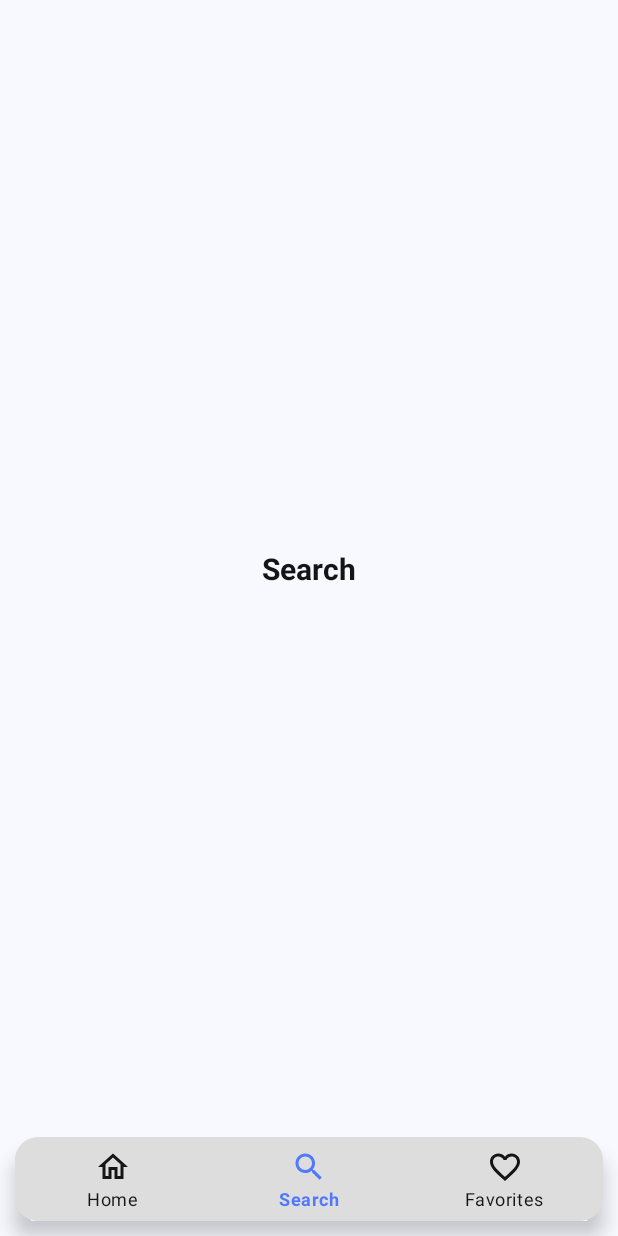
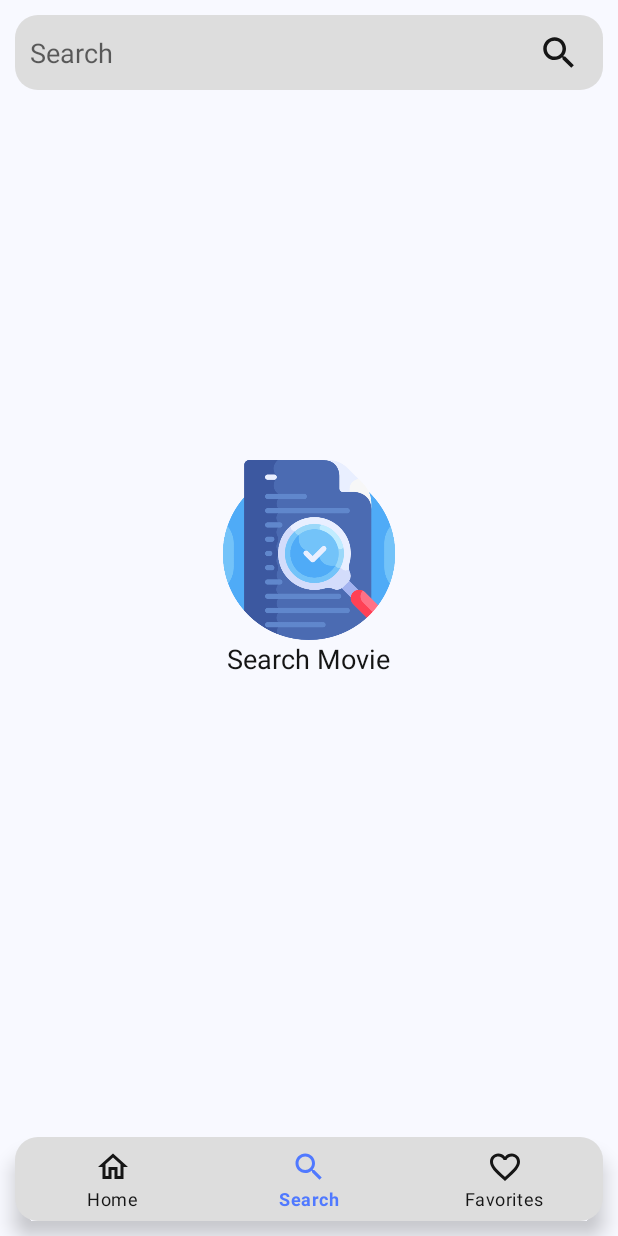
Before and after one commit to Daniel0110000/Movie-App, an Android app: the Search screen opened through its navigation route, on a phone screen of 412 x 824 dp. Run offline under Robolectric (Android 15) with nearby library versions, the light colour scheme and no system bars; our stand-ins replace Dagger/Hilt's generated code, Picasso, data binding, navigation-ui; pictures from the network do not load; 1 statement that could not run was skipped.

Commit message:
Creating the search window

```diff
--- a/app/build.gradle
+++ b/app/build.gradle
@@ -20,6 +20,10 @@ android {
     }
 
     viewBinding{
+        enabled = true
+    }
+
+    dataBinding{
         enabled = true
     }
 
--- a/app/src/main/java/com/example/movieapp/constants/ApplicationConstants.kt
+++ b/app/src/main/java/com/example/movieapp/constants/ApplicationConstants.kt
@@ -4,6 +4,7 @@ object ApplicationConstants {
 
     const val BASE_URL: String = "https://www.episodate.com/api/"
     const val ALL_URL: String = "most-popular"
+    const val SEARCH_URL: String = "search"
     const val TOTAL_PAGES: Int = 1134
 
 }
--- a/app/src/main/java/com/example/movieapp/data/network/ApiService.kt
+++ b/app/src/main/java/com/example/movieapp/data/network/ApiService.kt
@@ -1,6 +1,7 @@
 package com.example.movieapp.data.network
 
 import com.example.movieapp.constants.ApplicationConstants.ALL_URL
+import com.example.movieapp.constants.ApplicationConstants.SEARCH_URL
 import com.example.movieapp.data.models.MovieResponse
 import retrofit2.Response
 import retrofit2.http.GET
@@ -11,4 +12,7 @@ interface ApiService {
     @GET(ALL_URL)
     suspend fun getAllMovies(@Query("page") page: Int): Response<MovieResponse>
 
+    @GET(SEARCH_URL)
+    suspend fun searchMovie(@Query("q") q: String): Response<MovieResponse>
+
 }
--- a/app/src/main/java/com/example/movieapp/repository/MovieRepository.kt
+++ b/app/src/main/java/com/example/movieapp/repository/HomeRepository.kt
@@ -4,7 +4,7 @@ import com.example.movieapp.data.models.MovieResponse
 import com.example.movieapp.data.network.ApiService
 import javax.inject.Inject
 
-class MovieRepository
+class HomeRepository
     @Inject
     constructor(
         private val apiService: ApiService
--- /dev/null
+++ b/app/src/main/java/com/example/movieapp/repository/SearchRepository.kt
@@ -0,0 +1,18 @@
+package com.example.movieapp.repository
+
+import com.example.movieapp.data.models.MovieResponse
+import com.example.movieapp.data.network.ApiService
+import javax.inject.Inject
+
+class SearchRepository
+    @Inject
+    constructor(
+        private val apiService: ApiService
+    ){
+
+    suspend fun searchMovie(q: String): MovieResponse?{
+        val call = apiService.searchMovie(q)
+        return if(call.isSuccessful) call.body() else null
+    }
+
+}
--- a/app/src/main/java/com/example/movieapp/ui/Home.kt
+++ b/app/src/main/java/com/example/movieapp/ui/Home.kt
@@ -12,7 +12,7 @@ import com.example.movieapp.adapter.RecyclerMoviesAdapter
 import com.example.movieapp.constants.ApplicationConstants.TOTAL_PAGES
 import com.example.movieapp.data.models.TvShow
 import com.example.movieapp.databinding.FragmentHomeBinding
-import com.example.movieapp.viewModel.MovieViewModel
+import com.example.movieapp.viewModel.HomeViewModel
 import dagger.hilt.android.AndroidEntryPoint
 
 @AndroidEntryPoint
@@ -21,7 +21,7 @@ class Home : Fragment() {
     private var _binding: FragmentHomeBinding? = null
     private val binding get() = _binding!!
 
-    private val viewModel: MovieViewModel by viewModels()
+    private val viewModel: HomeViewModel by viewModels()
 
     private var movieList: ArrayList<TvShow> = arrayListOf()
     private lateinit var moviesAdapter: RecyclerMoviesAdapter
--- a/app/src/main/java/com/example/movieapp/ui/Search.kt
+++ b/app/src/main/java/com/example/movieapp/ui/Search.kt
@@ -5,16 +5,62 @@ import androidx.fragment.app.Fragment
 import android.view.LayoutInflater
 import android.view.View
 import android.view.ViewGroup
+import androidx.fragment.app.viewModels
+import androidx.recyclerview.widget.LinearLayoutManager
 import com.example.movieapp.R
+import com.example.movieapp.adapter.RecyclerMoviesAdapter
+import com.example.movieapp.data.models.TvShow
+import com.example.movieapp.databinding.FragmentSearchBinding
+import com.example.movieapp.viewModel.SearchViewModel
+import dagger.hilt.android.AndroidEntryPoint
 
+@AndroidEntryPoint
 class Search : Fragment() {
+
+    private var _binding: FragmentSearchBinding? = null
+    private val binding get() = _binding!!
+
+    private val viewModel: SearchViewModel by viewModels()
+
+    private var moviesList: ArrayList<TvShow> = arrayListOf()
 
     override fun onCreateView(
         inflater: LayoutInflater, container: ViewGroup?,
         savedInstanceState: Bundle?
-    ): View? {
-        // Inflate the layout for this fragment
-        return inflater.inflate(R.layout.fragment_search, container, false)
+    ): View {
+
+        _binding = FragmentSearchBinding.inflate(inflater, container, false)
+
+        binding.search = viewModel
+
+        initRecyclerView()
+
+        return binding.root
+    }
+
+    private fun initRecyclerView(){
+        viewModel.searchResult.observe(viewLifecycleOwner){ movies ->
+            binding.recyclerSearch.hasFixedSize()
+            binding.recyclerSearch.layoutManager = LinearLayoutManager(context)
+            moviesList.clear()
+            if(movies != null){
+                if(movies.tv_shows.isNotEmpty()){
+                    binding.searchMovieLayout.visibility = View.GONE
+                    binding.recyclerSearch.visibility = View.VISIBLE
+                    binding.notFoundLayout.visibility = View.GONE
+                    moviesList.addAll(movies.tv_shows)
+                    binding.recyclerSearch.adapter = RecyclerMoviesAdapter(moviesList)
+                }else{
+                    binding.recyclerSearch.visibility = View.GONE
+                    binding.notFoundLayout.visibility = View.VISIBLE
+                    binding.searchMovieLayout.visibility = View.GONE
+                }
+            }else{
+                binding.searchMovieLayout.visibility = View.VISIBLE
+                binding.recyclerSearch.visibility = View.GONE
+                binding.notFoundLayout.visibility = View.GONE
+            }
+        }
     }
 
 }
--- a/app/src/main/java/com/example/movieapp/viewModel/MovieViewModel.kt
+++ b/app/src/main/java/com/example/movieapp/viewModel/HomeViewModel.kt
@@ -4,7 +4,7 @@ import androidx.lifecycle.MutableLiveData
 import androidx.lifecycle.ViewModel
 import androidx.lifecycle.viewModelScope
 import com.example.movieapp.data.models.MovieResponse
-import com.example.movieapp.repository.MovieRepository
+import com.example.movieapp.repository.HomeRepository
 import dagger.hilt.android.lifecycle.HiltViewModel
 import kotlinx.coroutines.Dispatchers
 import kotlinx.coroutines.launch
@@ -12,16 +12,16 @@ import kotlinx.coroutines.withContext
 import javax.inject.Inject
 
 @HiltViewModel
-class MovieViewModel
+class HomeViewModel
     @Inject
     constructor(
-        private val movieRepository: MovieRepository
+        private val homeRepository: HomeRepository
     ): ViewModel() {
 
     fun allMovies(page: Int): MutableLiveData<MovieResponse>{
         val movies = MutableLiveData<MovieResponse>()
         viewModelScope.launch(Dispatchers.IO) {
-            val data = movieRepository.getAllMovies(page)
+            val data = homeRepository.getAllMovies(page)
             withContext(Dispatchers.Main){
                 movies.value = data!!
             }
--- /dev/null
+++ b/app/src/main/java/com/example/movieapp/viewModel/SearchViewModel.kt
@@ -0,0 +1,44 @@
+package com.example.movieapp.viewModel
+
+import androidx.lifecycle.MutableLiveData
+import androidx.lifecycle.ViewModel
+import androidx.lifecycle.viewModelScope
+import com.example.movieapp.data.models.MovieResponse
+import com.example.movieapp.data.models.TvShow
+import com.example.movieapp.repository.SearchRepository
+import dagger.hilt.android.lifecycle.HiltViewModel
+import kotlinx.coroutines.Dispatchers
+import kotlinx.coroutines.launch
+import kotlinx.coroutines.withContext
+import javax.inject.Inject
+
+@HiltViewModel
+class SearchViewModel
+    @Inject
+    constructor(
+        private val searchRepository: SearchRepository
+    ): ViewModel() {
+
+    val movieName = MutableLiveData<String>()
+    val searchResult = MutableLiveData<MovieResponse?>()
+
+    init {
+        movieName.value = ""
+    }
+
+    fun searchMovie(){
+        viewModelScope.launch(Dispatchers.IO) {
+            if(movieName.value.toString().isNotEmpty()){
+                val data = searchRepository.searchMovie(movieName.value.toString())
+                withContext(Dispatchers.Main){
+                    searchResult.value = data!!
+                }
+            }else{
+                withContext(Dispatchers.Main){
+                    searchResult.value = null
+                }
+            }
+        }
+    }
+
+}
--- a/app/src/main/res/drawable/ic_search.xml
+++ b/app/src/main/res/drawable/ic_search.xml
@@ -1,4 +1,4 @@
-<vector android:height="24dp" android:tint="#FFFFFF"
+<vector android:height="24dp" android:tint="?attr/colorSecondaryVariant"
     android:viewportHeight="24" android:viewportWidth="24"
     android:width="24dp" xmlns:android="http://schemas.android.com/apk/res/android">
     <path android:fillColor="@android:color/white" android:pathData="M15.5,14h-0.79l-0.28,-0.27C15.41,12.59 16,11.11 16,9.5 16,5.91 13.09,3 9.5,3S3,5.91 3,9.5 5.91,16 9.5,16c1.61,0 3.09,-0.59 4.23,-1.57l0.27,0.28v0.79l5,4.99L20.49,19l-4.99,-5zM9.5,14C7.01,14 5,11.99 5,9.5S7.01,5 9.5,5 14,7.01 14,9.5 11.99,14 9.5,14z"/>
--- a/app/src/main/res/layout/activity_main.xml
+++ b/app/src/main/res/layout/activity_main.xml
@@ -24,7 +24,7 @@
         android:layout_height="wrap_content"
         android:layout_margin="10dp"
         android:minHeight="?attr/actionBarSize"
-        android:background="@drawable/bottom_navigation_background"
+        android:background="@drawable/background_elements"
         app:itemIconTint="@drawable/bottom_navigation_selector"
         app:itemTextColor="@drawable/bottom_navigation_selector"
         app:menu="@menu/bottom_navigation_menu"
--- a/app/src/main/res/layout/fragment_search.xml
+++ b/app/src/main/res/layout/fragment_search.xml
@@ -1,20 +1,110 @@
 <?xml version="1.0" encoding="utf-8"?>
-<androidx.constraintlayout.widget.ConstraintLayout xmlns:android="http://schemas.android.com/apk/res/android"
+<layout xmlns:android="http://schemas.android.com/apk/res/android"
     xmlns:tools="http://schemas.android.com/tools"
+    xmlns:app="http://schemas.android.com/apk/res-auto">
+
+    <data>
+        <variable
+            name="search"
+            type="com.example.movieapp.viewModel.SearchViewModel" />
+    </data>
+
+    <androidx.constraintlayout.widget.ConstraintLayout
         android:layout_width="match_parent"
         android:layout_height="match_parent"
-    xmlns:app="http://schemas.android.com/apk/res-auto"
         tools:context=".ui.Search">
+
+        <EditText
+            android:id="@+id/input_search"
+            android:layout_width="match_parent"
+            android:layout_height="50dp"
+            android:layout_margin="10dp"
+            android:hint="@string/search"
+            android:padding="10dp"
+            android:inputType="text"
+            android:text="@={search.movieName}"
+            android:background="@drawable/background_elements"
+            app:layout_constraintTop_toTopOf="parent"
+            app:layout_constraintStart_toStartOf="parent"
+            app:layout_constraintEnd_toEndOf="parent"
+            android:autofillHints="name" />
+
+        <ImageView
+            android:layout_width="28dp"
+            android:layout_height="28dp"
+            android:src="@drawable/ic_search"
+            android:layout_marginEnd="15dp"
+            android:clickable="true"
+            android:foreground="?attr/selectableItemBackground"
+            android:onClick="@{()->search.searchMovie()}"
+            app:layout_constraintTop_toTopOf="@id/input_search"
+            app:layout_constraintBottom_toBottomOf="@id/input_search"
+            app:layout_constraintEnd_toEndOf="@id/input_search"
+            android:contentDescription="@string/search_movie"
+            android:focusable="true" />
+
+        <androidx.recyclerview.widget.RecyclerView
+            android:id="@+id/recycler_search"
+            android:layout_width="0dp"
+            android:layout_height="0dp"
+            android:layout_marginTop="10dp"
+            android:visibility="gone"
+            app:layout_constraintTop_toBottomOf="@id/input_search"
+            app:layout_constraintBottom_toBottomOf="parent"
+            app:layout_constraintStart_toStartOf="parent"
+            app:layout_constraintEnd_toEndOf="parent" />
+
+        <LinearLayout
+            android:id="@+id/not_found_layout"
+            android:layout_width="wrap_content"
+            android:layout_height="wrap_content"
+            android:orientation="vertical"
+            android:gravity="center"
+            android:visibility="gone"
+            app:layout_constraintTop_toTopOf="parent"
+            app:layout_constraintBottom_toBottomOf="parent"
+            app:layout_constraintStart_toStartOf="parent"
+            app:layout_constraintEnd_toEndOf="parent">
+
+            <ImageView
+                android:layout_width="120dp"
+                android:layout_height="120dp"
+                android:src="@drawable/image_not_found"
+                android:contentDescription="@string/movie_not_found" />
 
             <TextView
                 android:layout_width="wrap_content"
                 android:layout_height="wrap_content"
-        android:text="Search"
-        android:textStyle="bold"
-        android:textSize="20sp"
+                android:text="@string/movie_not_found"
+                android:textSize="18sp"/>
+
+        </LinearLayout>
+
+        <LinearLayout
+            android:id="@+id/search_movie_layout"
+            android:layout_width="wrap_content"
+            android:layout_height="wrap_content"
+            android:orientation="vertical"
+            android:gravity="center"
             app:layout_constraintTop_toTopOf="parent"
             app:layout_constraintBottom_toBottomOf="parent"
             app:layout_constraintStart_toStartOf="parent"
-        app:layout_constraintEnd_toEndOf="parent"/>
+            app:layout_constraintEnd_toEndOf="parent">
+
+            <ImageView
+                android:layout_width="120dp"
+                android:layout_height="120dp"
+                android:src="@drawable/image_search_movie"
+                android:contentDescription="@string/search_movie" />
+
+            <TextView
+                android:layout_width="wrap_content"
+                android:layout_height="wrap_content"
+                android:text="@string/search_movie"
+                android:textSize="18sp"/>
+
+        </LinearLayout>
+
 
     </androidx.constraintlayout.widget.ConstraintLayout>
+</layout>
--- a/app/src/main/res/layout/recycler_rows_design.xml
+++ b/app/src/main/res/layout/recycler_rows_design.xml
@@ -12,7 +12,7 @@
     <View
         android:layout_width="match_parent"
         android:layout_height="0dp"
-        android:background="@drawable/bottom_navigation_background"
+        android:background="@drawable/background_elements"
         app:layout_constraintBottom_toBottomOf="parent"
         app:layout_constraintTop_toTopOf="@id/movie_name" />
 
--- a/app/src/main/res/values/strings.xml
+++ b/app/src/main/res/values/strings.xml
@@ -5,4 +5,6 @@
     <string name="favorites">Favorites</string>
     <!-- TODO: Remove or change this placeholder text -->
     <string name="hello_blank_fragment">Hello blank fragment</string>
+    <string name="movie_not_found">Movie not found</string>
+    <string name="search_movie">Search Movie</string>
 </resources>
```
Also changed, not shown: app/src/main/res/drawable/background_elements.xml (renamed from app/src/main/res/drawable/bottom_navigation_background.xml), app/src/main/res/drawable/image_not_found.png (added), app/src/main/res/drawable/image_search_movie.png (added). Lines whose indentation alone changed are shown as unchanged.
